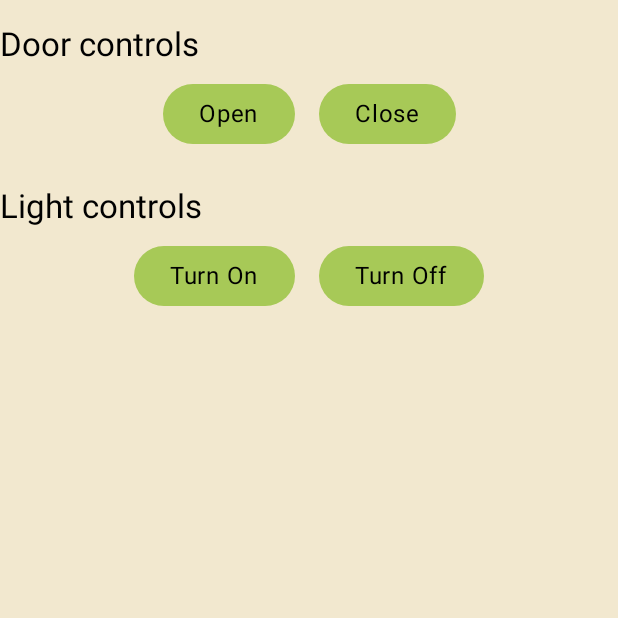
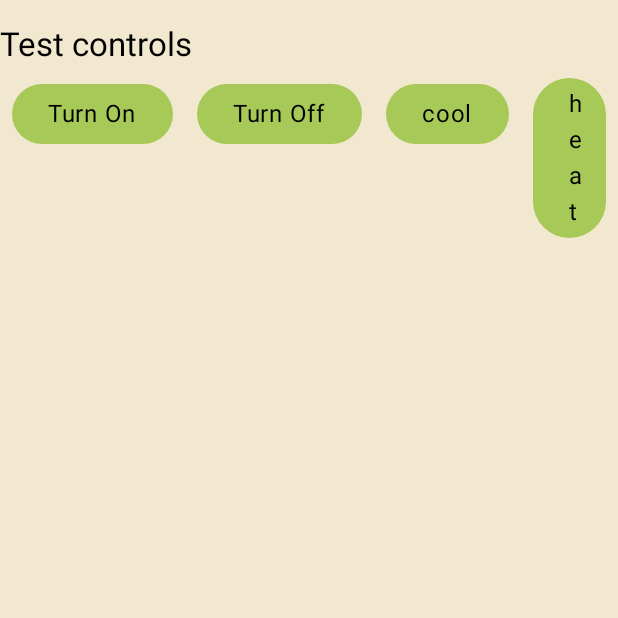
Before and after one commit to martuschvartz/Interlink-Mobile, an Android app built with Jetpack Compose: the composable DevicesPage shown on its own in the app's theme, after a tap on "Turn On", on a phone screen of 412 x 824 dp, the top half of it. Run offline under Robolectric (Android 15) with nearby library versions, the phone set to English and light mode, and no system bars.

Commit message:
Ac works like a charm ✍(◔◡◔)

```diff
--- a/app/src/main/java/com/example/interlink/remote/api/DeviceTypeAdapter.kt
+++ b/app/src/main/java/com/example/interlink/remote/api/DeviceTypeAdapter.kt
@@ -1,5 +1,6 @@
 package com.example.interlink.remote.api
 
+import com.example.interlink.remote.model.RemoteAc
 import com.example.interlink.remote.model.RemoteDevice
 import com.example.interlink.remote.model.RemoteDeviceType
 import com.example.interlink.remote.model.RemoteDoor
@@ -25,10 +26,10 @@ class DeviceTypeAdapter : JsonDeserializer<RemoteDevice<*>?> {
         val jsonDeviceTypeObject = jsonDeviceObject["type"].asJsonObject
         val deviceTypeId = jsonDeviceTypeObject["id"].asString
 
-        // Algo asi! :D
         return when(deviceTypeId) {
             RemoteDeviceType.LAMP_DEVICE_TYPE_ID -> gson.fromJson(jsonDeviceObject, object : TypeToken<RemoteLamp?>() {}.type)
             RemoteDeviceType.DOOR_DEVICE_TYPE_ID -> gson.fromJson(jsonDeviceObject, object : TypeToken<RemoteDoor?>() {}.type)
+            RemoteDeviceType.AC_DEVICE_TYPE_ID -> gson.fromJson(jsonDeviceObject, object : TypeToken<RemoteAc?>() {}.type)
 
             else -> null
         }
--- a/app/src/main/java/com/example/interlink/ui/ViewModelFactory.kt
+++ b/app/src/main/java/com/example/interlink/ui/ViewModelFactory.kt
@@ -10,6 +10,7 @@ import androidx.lifecycle.ViewModel
 import androidx.savedstate.SavedStateRegistryOwner
 import com.example.interlink.ApiApplication
 import com.example.interlink.repository.DeviceRepository
+import com.example.interlink.ui.devices.AcViewModel
 import com.example.interlink.ui.devices.DevicesViewModel
 import com.example.interlink.ui.devices.DoorViewModel
 import com.example.interlink.ui.devices.LampViewModel
@@ -46,6 +47,10 @@ public class ViewModelFactory (
 
             isAssignableFrom(DoorViewModel::class.java) ->
                 DoorViewModel(deviceRepository)
+
+            isAssignableFrom(AcViewModel::class.java) ->
+                AcViewModel(deviceRepository)
+
             else ->
                 throw IllegalArgumentException("Unknown ViewModel class: ${modelClass.name}")
         }
--- /dev/null
+++ b/app/src/main/java/com/example/interlink/ui/devices/AcUiState.kt
@@ -0,0 +1,12 @@
+package com.example.interlink.ui.devices
+
+import com.example.interlink.model.Ac
+import com.example.interlink.model.Error
+
+data class AcUiState(
+    val loading: Boolean = false,
+    val error: Error? = null,
+    val currentDevice: Ac? = null
+)
+
+val AcUiState.canExecuteAction: Boolean get() = currentDevice != null && !loading
--- /dev/null
+++ b/app/src/main/java/com/example/interlink/ui/devices/AcViewModel.kt
@@ -0,0 +1,98 @@
+package com.example.interlink.ui.devices
+
+import androidx.lifecycle.ViewModel
+import androidx.lifecycle.viewModelScope
+import com.example.interlink.DataSourceException
+import com.example.interlink.model.Ac
+import com.example.interlink.model.Error
+import com.example.interlink.repository.DeviceRepository
+import kotlinx.coroutines.Job
+import kotlinx.coroutines.flow.Flow
+import kotlinx.coroutines.flow.MutableStateFlow
+import kotlinx.coroutines.flow.asStateFlow
+import kotlinx.coroutines.flow.catch
+import kotlinx.coroutines.flow.distinctUntilChanged
+import kotlinx.coroutines.flow.update
+import kotlinx.coroutines.launch
+
+class AcViewModel(
+    private val repository: DeviceRepository
+) : ViewModel()  {
+
+    private val _uiState = MutableStateFlow(AcUiState())
+    val uiState = _uiState.asStateFlow()
+
+    // Esta es la funcion que determina q device es el q vas a estar controlando con el ViewModel
+    fun setCurrentDevice(device: Ac) {
+        _uiState.update { it.copy(currentDevice = device) }
+    }
+
+    // Aca van las funciones en si (el Ac.OPEN_ACTION esta en la clase Ac mas arriba)
+    fun turnOn() = runOnViewModelScope(
+        { repository.executeDeviceAction(uiState.value.currentDevice?.id!!, Ac.TURN_ON_ACTION) },
+        { state, _ -> state }
+    )
+
+    fun turnOff() = runOnViewModelScope(
+        { repository.executeDeviceAction(uiState.value.currentDevice?.id!!, Ac.TURN_OFF_ACTION) },
+        { state, _ -> state }
+    )
+
+    fun setTemperature(temperature: Int) = runOnViewModelScope(
+        { repository.executeDeviceAction(uiState.value.currentDevice?.id!!, Ac.SET_TEMPERATURE_ACTION, arrayOf(temperature)) },
+        { state, _ -> state }
+    )
+
+    fun setMode(mode: String) = runOnViewModelScope(
+        { repository.executeDeviceAction(uiState.value.currentDevice?.id!!, Ac.SET_MODE_ACTION, arrayOf(mode)) },
+        { state, _ -> state }
+    )
+
+    fun setVerticalSwing(mode: String) = runOnViewModelScope(
+        { repository.executeDeviceAction(uiState.value.currentDevice?.id!!, Ac.SET_VERTICAL_SWING_ACTION, arrayOf(mode)) },
+        { state, _ -> state }
+    )
+
+    fun setHorizontalSwing(mode: String) = runOnViewModelScope(
+        { repository.executeDeviceAction(uiState.value.currentDevice?.id!!, Ac.SET_HORIZONTAL_SWING_ACTION, arrayOf(mode)) },
+        { state, _ -> state }
+    )
+
+    fun setFanSpeed(mode: String) = runOnViewModelScope(
+        { repository.executeDeviceAction(uiState.value.currentDevice?.id!!, Ac.SET_FAN_SPEED_ACTION, arrayOf(mode)) },
+        { state, _ -> state }
+    )
+
+    private fun <T> collectOnViewModelScope(
+        flow: Flow<T>,
+        updateState: (AcUiState, T) -> AcUiState
+    ) = viewModelScope.launch {
+        flow
+            .distinctUntilChanged()
+            .catch { e -> _uiState.update { it.copy(error = handleError(e)) } }
+            .collect { response -> _uiState.update { updateState(it, response) } }
+    }
+
+    private fun <R> runOnViewModelScope(
+        block: suspend () -> R,
+        updateState: (AcUiState, R) -> AcUiState
+    ): Job = viewModelScope.launch {
+        _uiState.update { it.copy(loading = true, error = null) }
+        runCatching {
+            block()
+        }.onSuccess { response ->
+            _uiState.update { updateState(it, response).copy(loading = false) }
+        }.onFailure { e ->
+            _uiState.update { it.copy(loading = false, error = handleError(e)) }
+        }
+    }
+
+    private fun handleError(e: Throwable): Error {
+        return if (e is DataSourceException) {
+            Error(e.code, e.message ?: "", e.details)
+        } else {
+            Error(null, e.message ?: "", null)
+        }
+    }
+
+}
--- a/app/src/main/java/com/example/interlink/ui/pages/DevicesPage.kt
+++ b/app/src/main/java/com/example/interlink/ui/pages/DevicesPage.kt
@@ -29,12 +29,14 @@ import androidx.lifecycle.viewmodel.compose.viewModel
 
 import androidx.compose.ui.tooling.preview.Preview
 import androidx.compose.ui.unit.dp
+import com.example.interlink.model.Ac
 import com.example.interlink.model.Device
 import com.example.interlink.model.DeviceType
 import com.example.interlink.model.Door
 import com.example.interlink.model.Lamp
 import com.example.interlink.model.Status
 import com.example.interlink.ui.InterlinkApp
+import com.example.interlink.ui.devices.AcViewModel
 import com.example.interlink.ui.devices.DevicesViewModel
 import com.example.interlink.ui.devices.DoorViewModel
 import com.example.interlink.ui.devices.LampUiState
@@ -54,93 +56,68 @@ fun DevicesPage(
     viewModel: DevicesViewModel = viewModel(factory = getViewModelFactory()),
     lampViewModel: LampViewModel = viewModel(factory = getViewModelFactory()),
     doorViewModel: DoorViewModel = viewModel(factory = getViewModelFactory()),
+    acViewModel: AcViewModel = viewModel(factory = getViewModelFactory()),
 ){
 
-    // Estas variables iniciales son las que podemos usar para ver los estados de los devices, la idea es la siguiente:
-        // El uiState generico (el primero) es el que tiene la lista de devices y se actualiza sola, es genial
-        // Cada tipo de dispositivo tiene a su vez su propio uiState para poder controlar sus funciones, andate a interlink/ui/devices/DoorUiState para ver el ejemplo
     val uiState by viewModel.uiState.collectAsState()
     val uiLampState by lampViewModel.uiState.collectAsState()
     val uiDoorState by doorViewModel.uiState.collectAsState()
     var selectedDeviceId : String? = null
 
-    // ===========================================================================================
-    // A partir de aca irian los devices, atm solo tengo hecho lo de door y lamp pero los demas
-    // salen facil, lo dificil era la infraestructura general q ya esta 10 puntos, estos botones
-    // si prendes la api y agregas una(s) puertas/lamparas van a funcionar y ya hacen los llamados
-    // y demas con la api, si esta apagada va a tirar error en la consola (allegedly)
-    // ===========================================================================================
-
-    // Columna generica
     Column (
         modifier = modifier.fillMaxSize()
     ) {
 
-        // Esta primera funcion es lo primero que dejaria, mas abajo vas a ver porq en DeviceList()
         DeviceList(devices = uiState.devices, onDeviceClick = { device ->
 
-            // Esto te lo deje por si queres hacer algo con solo expandir el seleccionado o algo asi, si no sacalo
             selectedDeviceId = device.id
-
-            // El log para comprobar q selectedDeviceId va cambiando
             Log.d("Debug", "$selectedDeviceId")
 
-            // Algo copado q encontre es este when() que funciona igual a un switch, lo re podes usar dentro de deviceCard en si :D!
             when(device.type){
                 DeviceType.LAMP -> lampViewModel.setCurrentDevice(device as Lamp)
                 DeviceType.DOOR -> doorViewModel.setCurrentDevice(device as Door)
+                DeviceType.AC -> acViewModel.setCurrentDevice(device as Ac)
                 else -> {}
             }
         })
 
-        // Esto que esta aca mandalo a la mierda pero te lo deje para q puedas ver como funciona la api
         Spacer(modifier = Modifier.height(16.dp))
-        Text(text = "Door controls",  color=Color.Black, style = MaterialTheme.typography.titleLarge)
+        Text(text = "Test controls",  color=Color.Black, style = MaterialTheme.typography.titleLarge)
 
-        // Algo asi tipo estas rows son las q me imagino que podrian ir adnetro de las cartas de dispositivos solo q mas lindos
         Row(
             modifier = Modifier.fillMaxWidth(),
             horizontalArrangement = Arrangement.Center
         ) {
 
             Button(
-                // en este caso usamos el doorViewModel q controla puertas y tiene la funcion open que la ejecuta sobre el currentDevice
-                onClick = { doorViewModel.open() },
-                modifier = Modifier.padding(8.dp)
-            ) {
-                Text(text = "Open", color=Color.Black, style = MaterialTheme.typography.bodyLarge)
-            }
-
-            Button(
-                onClick = { doorViewModel.close() },
-                modifier = Modifier.padding(8.dp)
-            ) {
-                Text(text = "Close",  color=Color.Black, style = MaterialTheme.typography.bodyLarge)
-            }
-        }
-
-        Spacer(modifier = Modifier.height(16.dp))
-        Text(text = "Light controls",  color=Color.Black, style = MaterialTheme.typography.titleLarge)
-        Row(
-            modifier = Modifier.fillMaxWidth(),
-            horizontalArrangement = Arrangement.Center
-        ) {
-
-            Button(
-                // Same as el caso de door solo q ni mires lamp porq lo voy a terminar volando probablemente
-                onClick = { lampViewModel.turnOn() },
+                onClick = { acViewModel.turnOn() },
                 modifier = Modifier.padding(8.dp)
             ) {
                 Text(text = "Turn On", color=Color.Black, style = MaterialTheme.typography.bodyLarge)
             }
 
             Button(
-                onClick = { lampViewModel.turnOff() },
+                onClick = { acViewModel.turnOff() },
                 modifier = Modifier.padding(8.dp)
             ) {
                 Text(text = "Turn Off",  color=Color.Black, style = MaterialTheme.typography.bodyLarge)
             }
+
+            Button(
+                onClick = { acViewModel.setMode("cool") },
+                modifier = Modifier.padding(8.dp)
+            ) {
+                Text(text = "cool",  color=Color.Black, style = MaterialTheme.typography.bodyLarge)
+            }
+
+            Button(
+                onClick = { acViewModel.setMode("heat") },
+                modifier = Modifier.padding(8.dp)
+            ) {
+                Text(text = "heat",  color=Color.Black, style = MaterialTheme.typography.bodyLarge)
+            }
         }
+
     }
 
 
@@ -150,8 +127,6 @@ fun DevicesPage(
 @Composable
 fun DeviceList(devices: List<Device>, onDeviceClick: (Device) -> Unit) {
    LazyColumn {
-       // Trate de dejarte esto lo mas generico posible para q si cambias DeviceItem por DeviceCard (o como la quieras llamar) no sea dificil hacer el refractoring
-       // Si no me dan mal los calculos solo tendrias que cambiar esto de aca para poner tus cards
         items(devices) { device ->
             DeviceItem(device = device, onClick = { onDeviceClick(device) })
         }
@@ -161,7 +136,6 @@ fun DeviceList(devices: List<Device>, onDeviceClick: (Device) -> Unit) {
 
 @Composable
 fun DeviceItem(device: Device, onClick: () -> Unit) {
-    // Nada importante aca, solo q la carta es clickeable y q tiene un outline, no mas q eso
     OutlinedCard(
         modifier = Modifier
             .fillMaxWidth()
```
Also changed, not shown: app/src/main/java/com/example/interlink/model/Ac.kt (+8 -4 lines), app/src/main/java/com/example/interlink/remote/model/RemoteAc.kt (+0 -9 lines), app/src/main/java/com/example/interlink/ui/devices/DoorUiState.kt (+0 -11 lines).
